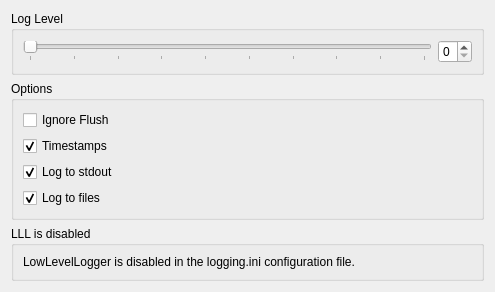
First picture: the form in src/dose/dose_dobexplorer.ss/src/loggingsettings.ui, repository SafirSDK/safir-sdk-core, before the edit.
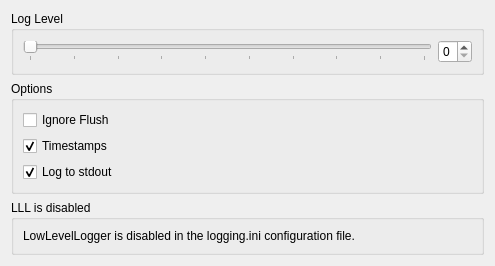
Second picture: the form after the edit.

Commit message: remove a button

What changed in the file:
```diff
--- a/src/dose/dose_dobexplorer.ss/src/loggingsettings.ui
+++ b/src/dose/dose_dobexplorer.ss/src/loggingsettings.ui
@@ -7,7 +7,7 @@
     <x>0</x>
     <y>0</y>
     <width>495</width>
-    <height>284</height>
+    <height>248</height>
    </rect>
   </property>
   <property name="windowTitle">
@@ -100,19 +100,6 @@
         </property>
        </widget>
       </item>
-      <item>
-       <widget class="QCheckBox" name="toFile">
-        <property name="toolTip">
-         <string>Log to files. The location is configured in logging.ini.</string>
-        </property>
-        <property name="text">
-         <string>Log to files</string>
-        </property>
-        <property name="checked">
-         <bool>true</bool>
-        </property>
-       </widget>
-      </item>
      </layout>
     </widget>
    </item>
```
The commit also changes 2 other files.
